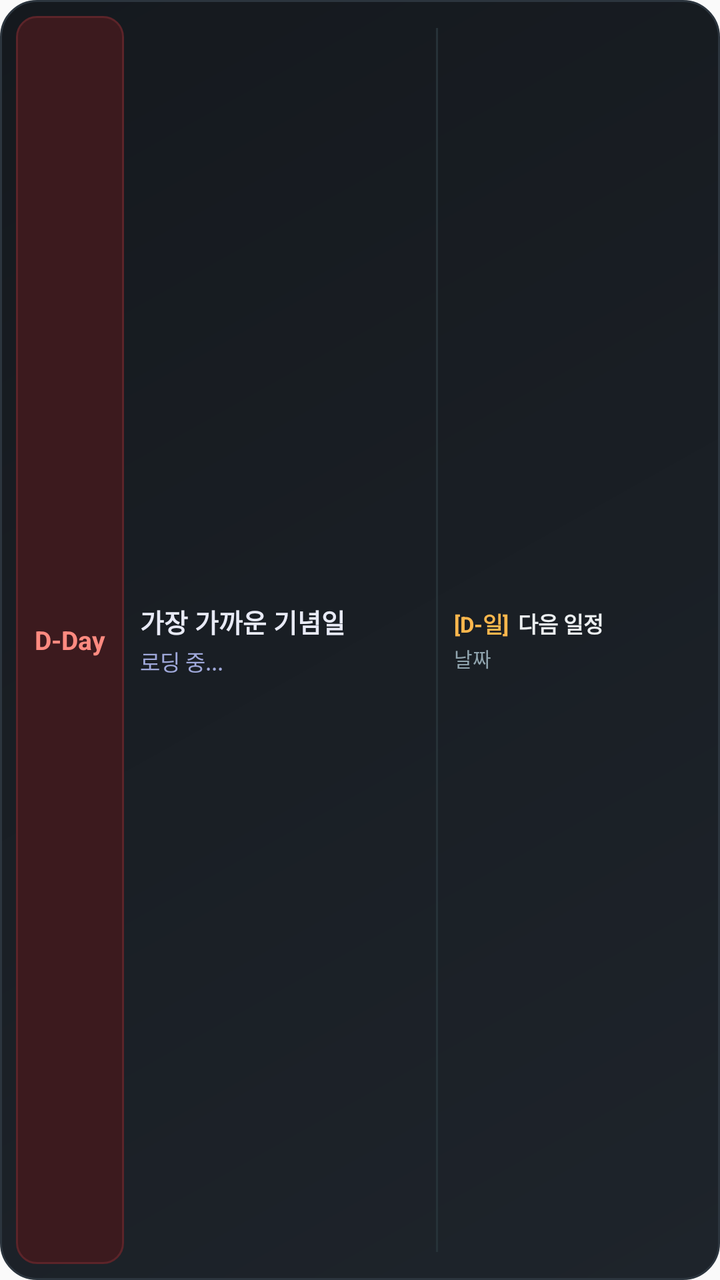
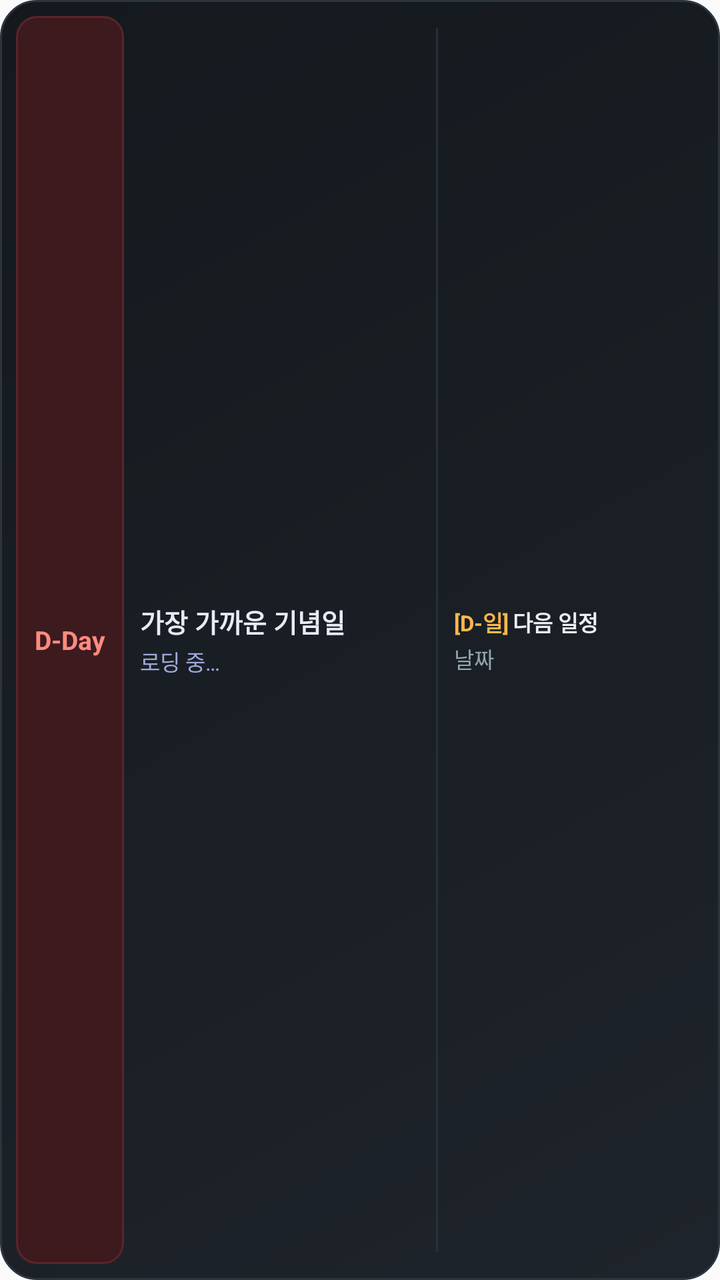

An Android layout rendered at two revisions. The XML below is the earlier revision; the diff shows what the commit changed to produce the second picture.
<!-- AndroidManifest.xml: application theme Theme.MyHeritage -->
<!-- res/layout/anniversary_widget_dark_4x1.xml -->
<?xml version="1.0" encoding="utf-8"?>
<LinearLayout xmlns:android="http://schemas.android.com/apk/res/android"
    android:layout_width="match_parent"
    android:layout_height="match_parent"
    android:background="@drawable/anniversary_widget_dark_background"
    android:orientation="horizontal"
    android:gravity="center_vertical"
    android:padding="8dp">

    
    <LinearLayout
        android:layout_width="0dp"
        android:layout_height="match_parent"
        android:layout_weight="1.65"
        android:orientation="horizontal"
        android:gravity="center_vertical">

        
        <LinearLayout
            android:layout_width="54dp"
            android:layout_height="match_parent"
            android:background="@drawable/widget_dday_badge_dark_bg"
            android:gravity="center"
            android:orientation="vertical"
            android:padding="4dp"
            android:layout_marginEnd="8dp">

            <TextView
                android:id="@+id/widget_dday"
                android:layout_width="wrap_content"
                android:layout_height="wrap_content"
                android:text="D-Day"
                android:textColor="#FF8A80"
                android:textStyle="bold"
                android:textSize="13sp" />
        </LinearLayout>

        
        <LinearLayout
            android:layout_width="0dp"
            android:layout_height="wrap_content"
            android:layout_weight="1"
            android:orientation="vertical">

            <TextView
                android:id="@+id/widget_title"
                android:layout_width="wrap_content"
                android:layout_height="wrap_content"
                android:text="가장 가까운 기념일"
                android:textColor="#E8EAF6"
                android:textStyle="bold"
                android:textSize="13sp"
                android:singleLine="true"
                android:ellipsize="end" />

            <TextView
                android:id="@+id/widget_date"
                android:layout_width="wrap_content"
                android:layout_height="wrap_content"
                android:text="로딩 중..."
                android:textColor="#9FA8DA"
                android:textSize="11sp"
                android:layout_marginTop="2dp"
                android:singleLine="true"
                android:ellipsize="end" />
        </LinearLayout>
    </LinearLayout>

    
    <View
        android:layout_width="1dp"
        android:layout_height="match_parent"
        android:background="#263238"
        android:layout_marginTop="6dp"
        android:layout_marginBottom="6dp"
        android:layout_marginStart="4dp"
        android:layout_marginEnd="8dp" />

    
    <LinearLayout
        android:layout_width="0dp"
        android:layout_height="wrap_content"
        android:layout_weight="1.0"
        android:orientation="vertical"
        android:gravity="center_vertical">

        <LinearLayout
            android:layout_width="match_parent"
            android:layout_height="wrap_content"
            android:orientation="horizontal"
            android:gravity="center_vertical">

            <TextView
                android:id="@+id/widget_next_dday"
                android:layout_width="wrap_content"
                android:layout_height="wrap_content"
                android:text="[D-일]"
                android:textColor="#FFB74D"
                android:textStyle="bold"
                android:textSize="11sp"
                android:singleLine="true" />

            <TextView
                android:id="@+id/widget_next_title"
                android:layout_width="wrap_content"
                android:layout_height="wrap_content"
                android:text=" 다음 일정"
                android:textColor="#ECEFF1"
                android:textStyle="bold"
                android:textSize="11sp"
                android:layout_marginStart="2dp"
                android:singleLine="true"
                android:ellipsize="end" />
        </LinearLayout>

        <TextView
            android:id="@+id/widget_next_date"
            android:layout_width="wrap_content"
            android:layout_height="wrap_content"
            android:text="날짜"
            android:textColor="#90A4AE"
            android:textSize="10sp"
            android:layout_marginTop="2dp"
            android:singleLine="true"
            android:ellipsize="end" />
    </LinearLayout>
</LinearLayout>
<!-- resources referenced by this layout -->
<resources>
  <!-- drawable anniversary_widget_dark_background (drawable) -->
  <?xml version="1.0" encoding="utf-8"?>
  <shape xmlns:android="http://schemas.android.com/apk/res/android"
      android:shape="rectangle">
      <gradient
          android:startColor="#1E242B"
          android:endColor="#15191E"
          android:angle="135" />
      <corners android:radius="18dp" />
      <stroke
          android:width="1dp"
          android:color="#2C353E" />
  </shape>
  <!-- drawable widget_dday_badge_dark_bg (drawable) -->
  <?xml version="1.0" encoding="utf-8"?>
  <shape xmlns:android="http://schemas.android.com/apk/res/android"
      android:shape="rectangle">
      <solid android:color="#3C1A1E" />
      <corners android:radius="10dp" />
      <stroke
          android:width="1dp"
          android:color="#5C2429" />
  </shape>
  <style name="Theme.MyHeritage" parent="android:Theme.Material.Light.NoActionBar" />
</resources>

<!-- the commit's change to res/layout/anniversary_widget_dark_4x1.xml (unified diff, before → after) -->
@@ -4,6 +4,7 @@
     android:layout_height="match_parent"
     android:background="@drawable/anniversary_widget_dark_background"
     android:orientation="horizontal"
+    android:baselineAligned="false"
     android:gravity="center_vertical"
     android:padding="8dp">
 
@@ -13,6 +14,7 @@
         android:layout_height="match_parent"
         android:layout_weight="1.65"
         android:orientation="horizontal"
+            android:baselineAligned="false"
         android:gravity="center_vertical">
 
         
@@ -29,7 +31,7 @@
                 android:id="@+id/widget_dday"
                 android:layout_width="wrap_content"
                 android:layout_height="wrap_content"
-                android:text="D-Day"
+                android:text="@string/widget_dday_badge"
                 android:textColor="#FF8A80"
                 android:textStyle="bold"
                 android:textSize="13sp" />
@@ -37,16 +39,15 @@
 
         
         <LinearLayout
-            android:layout_width="0dp"
+            android:layout_width="wrap_content"
             android:layout_height="wrap_content"
-            android:layout_weight="1"
             android:orientation="vertical">
 
             <TextView
                 android:id="@+id/widget_title"
                 android:layout_width="wrap_content"
                 android:layout_height="wrap_content"
-                android:text="가장 가까운 기념일"
+                android:text="@string/widget_nearest_anniversary"
                 android:textColor="#E8EAF6"
                 android:textStyle="bold"
                 android:textSize="13sp"
@@ -57,7 +58,7 @@
                 android:id="@+id/widget_date"
                 android:layout_width="wrap_content"
                 android:layout_height="wrap_content"
-                android:text="로딩 중..."
+                android:text="@string/widget_loading"
                 android:textColor="#9FA8DA"
                 android:textSize="11sp"
                 android:layout_marginTop="2dp"
@@ -94,7 +95,7 @@
                 android:id="@+id/widget_next_dday"
                 android:layout_width="wrap_content"
                 android:layout_height="wrap_content"
-                android:text="[D-일]"
+                android:text="@string/widget_dday_placeholder"
                 android:textColor="#FFB74D"
                 android:textStyle="bold"
                 android:textSize="11sp"
@@ -104,7 +105,7 @@
                 android:id="@+id/widget_next_title"
                 android:layout_width="wrap_content"
                 android:layout_height="wrap_content"
-                android:text=" 다음 일정"
+                android:text="@string/widget_next_schedule_suffix"
                 android:textColor="#ECEFF1"
                 android:textStyle="bold"
                 android:textSize="11sp"
@@ -117,9 +118,9 @@
             android:id="@+id/widget_next_date"
             android:layout_width="wrap_content"
             android:layout_height="wrap_content"
-            android:text="날짜"
+            android:text="@string/widget_date_label"
             android:textColor="#90A4AE"
-            android:textSize="10sp"
+            android:textSize="11sp"
             android:layout_marginTop="2dp"
             android:singleLine="true"
             android:ellipsize="end" />
<!-- resource entries referenced after the edit -->
@@ -23,6 +23,12 @@
           android:width="1dp"
           android:color="#5C2429" />
   </shape>
+  <string name="widget_date_label">날짜</string>
+  <string name="widget_dday_badge">D-Day</string>
+  <string name="widget_dday_placeholder">[D-일]</string>
+  <string name="widget_loading">로딩 중…</string>
+  <string name="widget_nearest_anniversary">가장 가까운 기념일</string>
+  <string name="widget_next_schedule_suffix"> 다음 일정</string>
   <style name="Theme.MyHeritage" parent="android:Theme.Material.Light.NoActionBar" />
 </resources>
 
